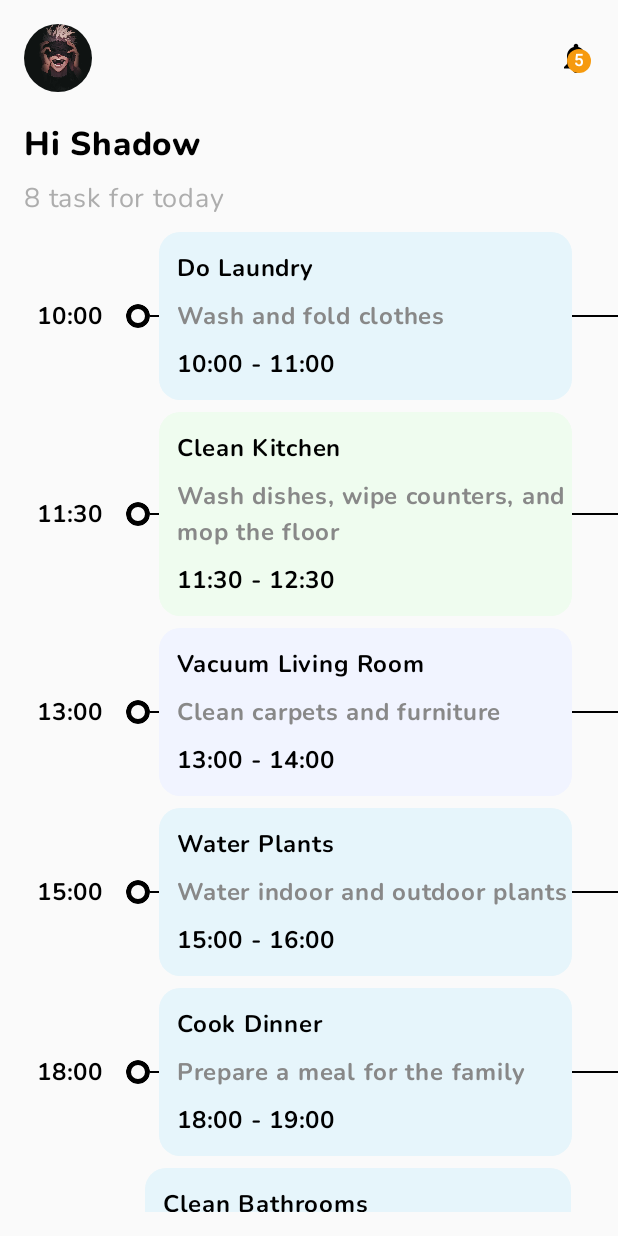
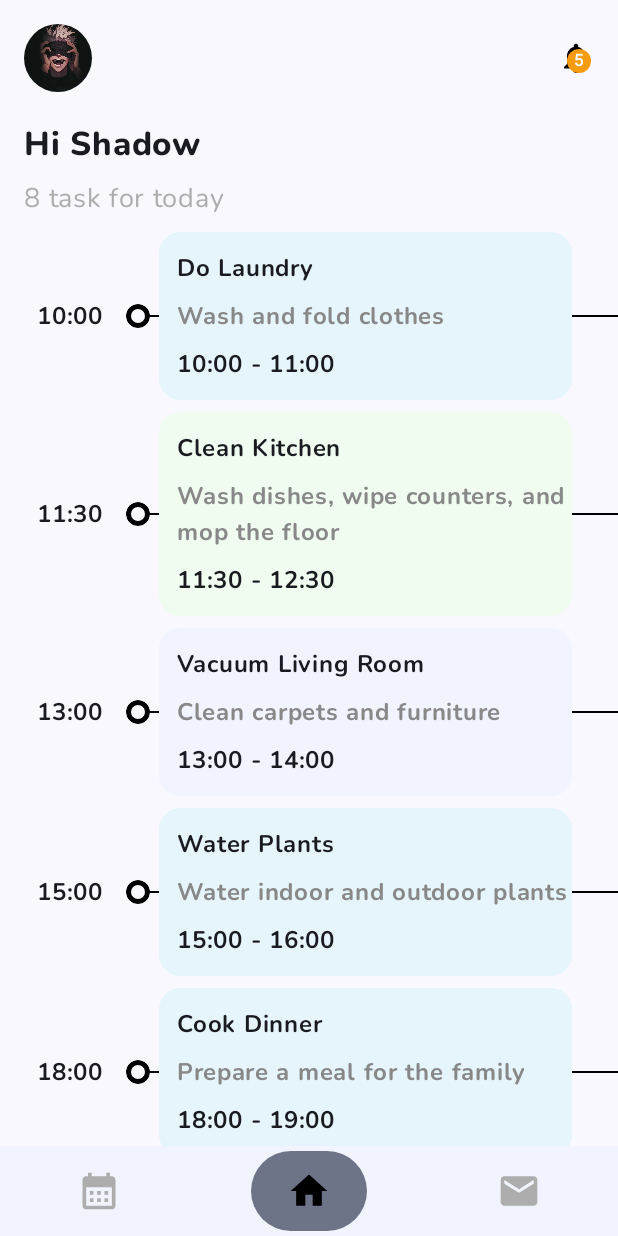
Before and after one commit to yhrjfj/TODO_UI_Compose, an Android app built with Jetpack Compose: the screen it shows after launch (MainActivity), on a phone screen of 412 x 824 dp. Run offline under Robolectric (Android 15) with nearby library versions, the phone set to English and light mode, and no system bars.

```diff
--- a/app/src/main/java/com/yhr/jfj/todo_ui_compose/MainActivity.kt
+++ b/app/src/main/java/com/yhr/jfj/todo_ui_compose/MainActivity.kt
@@ -1,30 +1,113 @@
 package com.yhr.jfj.todo_ui_compose
 
+import android.annotation.SuppressLint
 import android.os.Bundle
 import androidx.activity.ComponentActivity
 import androidx.activity.compose.setContent
+import androidx.compose.foundation.background
+import androidx.compose.foundation.layout.Box
 import androidx.compose.foundation.layout.Column
 import androidx.compose.foundation.layout.PaddingValues
 import androidx.compose.foundation.layout.Spacer
 import androidx.compose.foundation.layout.fillMaxSize
 import androidx.compose.foundation.layout.height
 import androidx.compose.foundation.layout.padding
+import androidx.compose.foundation.layout.size
 import androidx.compose.foundation.lazy.LazyColumn
 import androidx.compose.foundation.lazy.items
+import androidx.compose.foundation.shape.CircleShape
+import androidx.compose.foundation.shape.RoundedCornerShape
+import androidx.compose.material.icons.Icons
+import androidx.compose.material.icons.filled.Add
+import androidx.compose.material.icons.filled.CalendarMonth
+import androidx.compose.material.icons.filled.Home
+import androidx.compose.material.icons.filled.Mail
+import androidx.compose.material3.Icon
+import androidx.compose.material3.IconButton
+import androidx.compose.material3.NavigationBar
+import androidx.compose.material3.NavigationBarItem
+import androidx.compose.material3.Scaffold
+import androidx.compose.runtime.getValue
+import androidx.compose.runtime.mutableIntStateOf
+import androidx.compose.runtime.mutableStateOf
+import androidx.compose.runtime.remember
+import androidx.compose.runtime.setValue
+import androidx.compose.ui.Alignment
 import androidx.compose.ui.Modifier
+import androidx.compose.ui.draw.clip
+import androidx.compose.ui.graphics.Color
+import androidx.compose.ui.graphics.vector.ImageVector
 import androidx.compose.ui.unit.dp
-import com.yhr.jfj.todo_ui_compose.taskmanager.data.Task
 import com.yhr.jfj.todo_ui_compose.taskmanager.data.components.ProfileHeaderComponent
 import com.yhr.jfj.todo_ui_compose.taskmanager.data.components.TaskComponent
 import com.yhr.jfj.todo_ui_compose.taskmanager.data.components.WelcomeMessageComponent
 import com.yhr.jfj.todo_ui_compose.taskmanager.data.taskList
+import com.yhr.jfj.todo_ui_compose.ui.theme.LightGray
+import com.yhr.jfj.todo_ui_compose.ui.theme.LightPurple
 import com.yhr.jfj.todo_ui_compose.ui.theme.TODO_UI_ComposeTheme
 
 class MainActivity : ComponentActivity() {
+    @SuppressLint("UnusedMaterial3ScaffoldPaddingParameter")
     override fun onCreate(savedInstanceState: Bundle?) {
         super.onCreate(savedInstanceState)
         setContent {
+            // Which screen show currently
+            var selectedScreen by remember {
+                mutableIntStateOf(1)
+            }
+            // Screens
+            val screens = listOf(
+                "Calender",
+                "Home",
+                "Notification"
+            )
+
             TODO_UI_ComposeTheme {
+                Scaffold(
+                    bottomBar = {
+                        NavigationBar(
+                            modifier = Modifier
+                                .height(60.dp),
+//                                .background(Color.White),
+                            containerColor = LightPurple,
+                            contentColor = Color.White
+                        ) {
+                            screens.forEachIndexed { index, _ ->
+                                // Give icon for each index
+                                val icon: ImageVector = when (index) {
+                                    0 -> Icons.Filled.CalendarMonth
+                                    1 -> Icons.Filled.Home
+                                    2 -> Icons.Filled.Mail
+                                    else -> Icons.Filled.Home
+                                }
+
+                                NavigationBarItem(
+                                    selected = selectedScreen == index,
+                                    onClick = {
+                                        selectedScreen = index
+                                    },
+                                    icon = {
+                                        Box(
+                                            modifier = Modifier
+                                                .size(45.dp)
+                                                .clip(shape = CircleShape),
+//                                                .background(if (selectedScreen == index) Color.Black else Color.White),
+                                            contentAlignment = Alignment.Center
+                                        ) {
+                                            Icon(
+                                                imageVector = icon,
+                                                contentDescription = "Screen",
+                                                modifier = Modifier
+                                                    .size(50.dp)
+                                                    .padding(8.dp),
+                                                tint = if (selectedScreen == index) Color.Black else LightGray
+                                            )
+                                        }
+                                    })
+                            }
+                        }
+                    }
+                ) {
                     Column(
                         modifier = Modifier
                             .fillMaxSize()
@@ -57,3 +140,4 @@ class MainActivity : ComponentActivity() {
             }
         }
     }
+}
```
Lines whose indentation alone changed are shown as unchanged.
